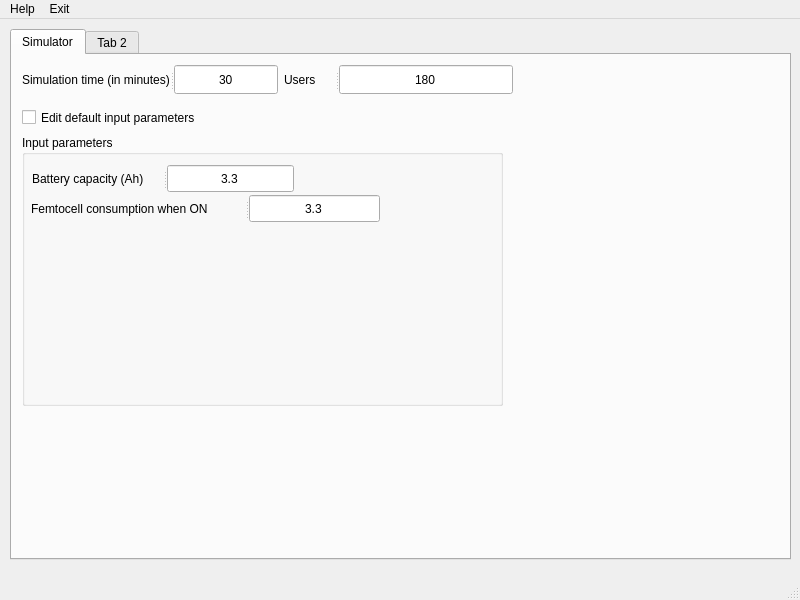
Old version of the form ui/simulator.ui in the repository 6G-XTREME/PoF_Simulator.
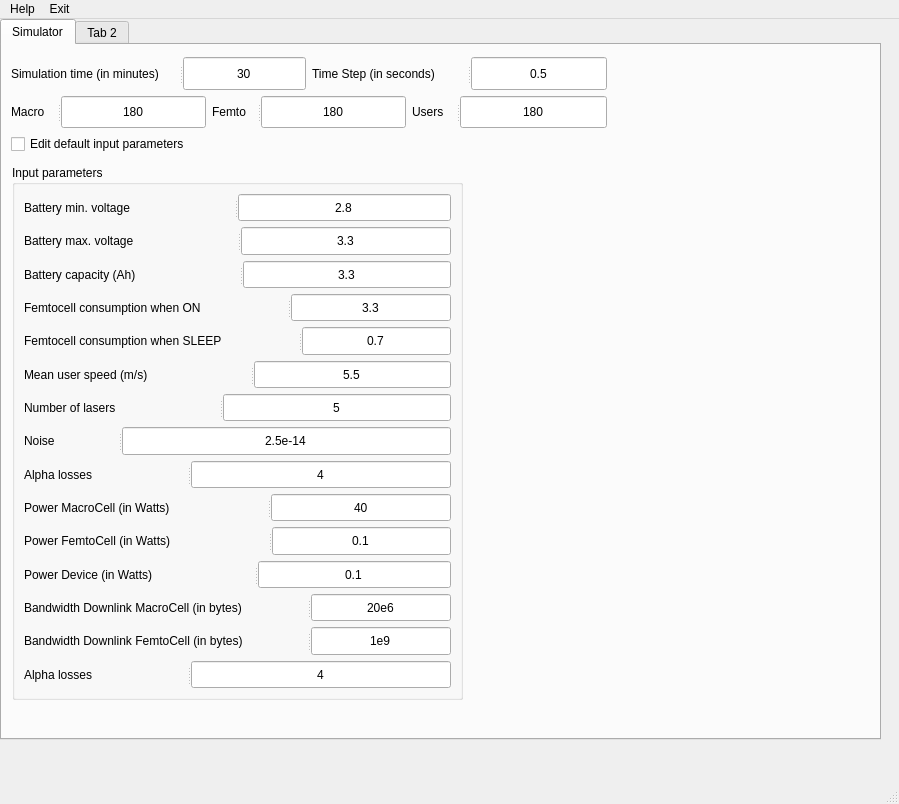
New version of the form.

Commit message: feat: add input parameters

Diff of the .ui file:
```diff
--- a/ui/simulator.ui
+++ b/ui/simulator.ui
@@ -6,8 +6,8 @@
    <rect>
     <x>0</x>
     <y>0</y>
-    <width>800</width>
-    <height>600</height>
+    <width>899</width>
+    <height>804</height>
    </rect>
   </property>
   <property name="windowTitle">
@@ -17,10 +17,10 @@
    <widget class="QTabWidget" name="tabWidget">
     <property name="geometry">
      <rect>
-      <x>10</x>
-      <y>10</y>
-      <width>781</width>
-      <height>531</height>
+      <x>0</x>
+      <y>0</y>
+      <width>881</width>
+      <height>721</height>
      </rect>
     </property>
     <property name="sizePolicy">
@@ -36,40 +36,79 @@
      <attribute name="title">
       <string>Simulator</string>
      </attribute>
-     <widget class="QCheckBox" name="edit_simulator_input_checkBox">
-      <property name="geometry">
-       <rect>
-        <x>10</x>
-        <y>50</y>
-        <width>221</width>
-        <height>25</height>
-       </rect>
-      </property>
-      <property name="text">
-       <string>Edit default input parameters</string>
-      </property>
-     </widget>
      <widget class="QGroupBox" name="input_parameters_groupBox">
       <property name="geometry">
        <rect>
         <x>10</x>
-        <y>80</y>
-        <width>481</width>
-        <height>271</height>
+        <y>120</y>
+        <width>451</width>
+        <height>535</height>
        </rect>
       </property>
       <property name="title">
        <string>Input parameters</string>
       </property>
-      <widget class="QSplitter" name="splitter_3">
-       <property name="geometry">
-        <rect>
-         <x>10</x>
-         <y>30</y>
-         <width>262</width>
-         <height>27</height>
-        </rect>
-       </property>
+      <layout class="QVBoxLayout" name="verticalLayout">
+       <item>
+        <widget class="QSplitter" name="splitter_5">
+         <property name="orientation">
+          <enum>Qt::Horizontal</enum>
+         </property>
+         <widget class="QLabel" name="small_cell_voltage_min_label">
+          <property name="text">
+           <string>Battery min. voltage</string>
+          </property>
+         </widget>
+         <widget class="QLineEdit" name="small_cell_voltage_min_edit">
+          <property name="sizePolicy">
+           <sizepolicy hsizetype="Maximum" vsizetype="Fixed">
+            <horstretch>0</horstretch>
+            <verstretch>0</verstretch>
+           </sizepolicy>
+          </property>
+          <property name="layoutDirection">
+           <enum>Qt::LeftToRight</enum>
+          </property>
+          <property name="text">
+           <string>2.8</string>
+          </property>
+          <property name="alignment">
+           <set>Qt::AlignCenter</set>
+          </property>
+         </widget>
+        </widget>
+       </item>
+       <item>
+        <widget class="QSplitter" name="splitter_6">
+         <property name="orientation">
+          <enum>Qt::Horizontal</enum>
+         </property>
+         <widget class="QLabel" name="small_cell_voltage_max_label">
+          <property name="text">
+           <string>Battery max. voltage</string>
+          </property>
+         </widget>
+         <widget class="QLineEdit" name="small_cell_voltage_max_edit">
+          <property name="sizePolicy">
+           <sizepolicy hsizetype="Maximum" vsizetype="Fixed">
+            <horstretch>0</horstretch>
+            <verstretch>0</verstretch>
+           </sizepolicy>
+          </property>
+          <property name="layoutDirection">
+           <enum>Qt::LeftToRight</enum>
+          </property>
+          <property name="text">
+           <string>3.3</string>
+          </property>
+          <property name="alignment">
+           <set>Qt::AlignCenter</set>
+          </property>
+         </widget>
+        </widget>
+       </item>
+       <item>
+        <widget class="QSplitter" name="splitter_20">
        <property name="orientation">
         <enum>Qt::Horizontal</enum>
        </property>
@@ -96,15 +135,9 @@
         </property>
        </widget>
       </widget>
+       </item>
+       <item>
       <widget class="QSplitter" name="splitter_4">
-       <property name="geometry">
-        <rect>
-         <x>9</x>
-         <y>60</y>
-         <width>349</width>
-         <height>27</height>
-        </rect>
-       </property>
        <property name="orientation">
         <enum>Qt::Horizontal</enum>
        </property>
@@ -131,16 +164,339 @@
         </property>
        </widget>
       </widget>
+       </item>
+       <item>
+        <widget class="QSplitter" name="splitter_7">
+         <property name="orientation">
+          <enum>Qt::Horizontal</enum>
+         </property>
+         <widget class="QLabel" name="small_cell_consumption_sleep_label">
+          <property name="text">
+           <string>Femtocell consumption when SLEEP</string>
+          </property>
+         </widget>
+         <widget class="QLineEdit" name="small_cell_consumption_sleep_edit">
+          <property name="sizePolicy">
+           <sizepolicy hsizetype="Maximum" vsizetype="Fixed">
+            <horstretch>0</horstretch>
+            <verstretch>0</verstretch>
+           </sizepolicy>
+          </property>
+          <property name="layoutDirection">
+           <enum>Qt::LeftToRight</enum>
+          </property>
+          <property name="text">
+           <string>0.7</string>
+          </property>
+          <property name="alignment">
+           <set>Qt::AlignCenter</set>
+          </property>
+         </widget>
+        </widget>
+       </item>
+       <item>
+        <widget class="QSplitter" name="splitter_3">
+         <property name="orientation">
+          <enum>Qt::Horizontal</enum>
+         </property>
+         <widget class="QLabel" name="mean_user_speed_label">
+          <property name="text">
+           <string>Mean user speed (m/s)</string>
+          </property>
+         </widget>
+         <widget class="QLineEdit" name="mean_user_speed_edit">
+          <property name="sizePolicy">
+           <sizepolicy hsizetype="Maximum" vsizetype="Fixed">
+            <horstretch>0</horstretch>
+            <verstretch>0</verstretch>
+           </sizepolicy>
+          </property>
+          <property name="layoutDirection">
+           <enum>Qt::LeftToRight</enum>
+          </property>
+          <property name="text">
+           <string>5.5</string>
+          </property>
+          <property name="alignment">
+           <set>Qt::AlignCenter</set>
+          </property>
+         </widget>
+        </widget>
+       </item>
+       <item>
+        <widget class="QSplitter" name="splitter_11">
+         <property name="orientation">
+          <enum>Qt::Horizontal</enum>
+         </property>
+         <widget class="QLabel" name="numberOfLasers_label">
+          <property name="text">
+           <string>Number of lasers</string>
+          </property>
+         </widget>
+         <widget class="QLineEdit" name="numberOfLasers_edit">
+          <property name="sizePolicy">
+           <sizepolicy hsizetype="Maximum" vsizetype="Fixed">
+            <horstretch>0</horstretch>
+            <verstretch>0</verstretch>
+           </sizepolicy>
+          </property>
+          <property name="layoutDirection">
+           <enum>Qt::LeftToRight</enum>
+          </property>
+          <property name="text">
+           <string>5</string>
+          </property>
+          <property name="alignment">
+           <set>Qt::AlignCenter</set>
+          </property>
+         </widget>
+        </widget>
+       </item>
+       <item>
+        <widget class="QSplitter" name="splitter_12">
+         <property name="orientation">
+          <enum>Qt::Horizontal</enum>
+         </property>
+         <widget class="QLabel" name="noise_label">
+          <property name="text">
+           <string>Noise</string>
+          </property>
+         </widget>
+         <widget class="QLineEdit" name="noise_edit">
+          <property name="sizePolicy">
+           <sizepolicy hsizetype="Maximum" vsizetype="Fixed">
+            <horstretch>0</horstretch>
+            <verstretch>0</verstretch>
+           </sizepolicy>
+          </property>
+          <property name="layoutDirection">
+           <enum>Qt::LeftToRight</enum>
+          </property>
+          <property name="text">
+           <string>2.5e-14</string>
+          </property>
+          <property name="alignment">
+           <set>Qt::AlignCenter</set>
+          </property>
+         </widget>
+        </widget>
+       </item>
+       <item>
+        <widget class="QSplitter" name="splitter_19">
+         <property name="orientation">
+          <enum>Qt::Horizontal</enum>
+         </property>
+         <widget class="QLabel" name="small_cell_consumption_sleep_label_12">
+          <property name="text">
+           <string>Alpha losses</string>
+          </property>
+         </widget>
+         <widget class="QLineEdit" name="small_cell_consumption_sleep_edit_12">
+          <property name="sizePolicy">
+           <sizepolicy hsizetype="Maximum" vsizetype="Fixed">
+            <horstretch>0</horstretch>
+            <verstretch>0</verstretch>
+           </sizepolicy>
+          </property>
+          <property name="layoutDirection">
+           <enum>Qt::LeftToRight</enum>
+          </property>
+          <property name="text">
+           <string>4</string>
+          </property>
+          <property name="alignment">
+           <set>Qt::AlignCenter</set>
+          </property>
+         </widget>
+        </widget>
+       </item>
+       <item>
+        <widget class="QSplitter" name="splitter_13">
+         <property name="orientation">
+          <enum>Qt::Horizontal</enum>
+         </property>
+         <widget class="QLabel" name="small_cell_consumption_sleep_label_6">
+          <property name="text">
+           <string>Power MacroCell (in Watts)</string>
+          </property>
+         </widget>
+         <widget class="QLineEdit" name="small_cell_consumption_sleep_edit_6">
+          <property name="sizePolicy">
+           <sizepolicy hsizetype="Maximum" vsizetype="Fixed">
+            <horstretch>0</horstretch>
+            <verstretch>0</verstretch>
+           </sizepolicy>
+          </property>
+          <property name="layoutDirection">
+           <enum>Qt::LeftToRight</enum>
+          </property>
+          <property name="text">
+           <string>40</string>
+          </property>
+          <property name="alignment">
+           <set>Qt::AlignCenter</set>
+          </property>
+         </widget>
+        </widget>
+       </item>
+       <item>
+        <widget class="QSplitter" name="splitter_14">
+         <property name="orientation">
+          <enum>Qt::Horizontal</enum>
+         </property>
+         <widget class="QLabel" name="small_cell_consumption_sleep_label_7">
+          <property name="text">
+           <string>Power FemtoCell (in Watts)</string>
+          </property>
+         </widget>
+         <widget class="QLineEdit" name="small_cell_consumption_sleep_edit_7">
+          <property name="sizePolicy">
+           <sizepolicy hsizetype="Maximum" vsizetype="Fixed">
+            <horstretch>0</horstretch>
+            <verstretch>0</verstretch>
+           </sizepolicy>
+          </property>
+          <property name="layoutDirection">
+           <enum>Qt::LeftToRight</enum>
+          </property>
+          <property name="text">
+           <string>0.1</string>
+          </property>
+          <property name="alignment">
+           <set>Qt::AlignCenter</set>
+          </property>
+         </widget>
+        </widget>
+       </item>
+       <item>
+        <widget class="QSplitter" name="splitter_15">
+         <property name="orientation">
+          <enum>Qt::Horizontal</enum>
+         </property>
+         <widget class="QLabel" name="small_cell_consumption_sleep_label_8">
+          <property name="text">
+           <string>Power Device (in Watts)</string>
+          </property>
+         </widget>
+         <widget class="QLineEdit" name="small_cell_consumption_sleep_edit_8">
+          <property name="sizePolicy">
+           <sizepolicy hsizetype="Maximum" vsizetype="Fixed">
+            <horstretch>0</horstretch>
+            <verstretch>0</verstretch>
+           </sizepolicy>
+          </property>
+          <property name="layoutDirection">
+           <enum>Qt::LeftToRight</enum>
+          </property>
+          <property name="text">
+           <string>0.1</string>
+          </property>
+          <property name="alignment">
+           <set>Qt::AlignCenter</set>
+          </property>
+         </widget>
+        </widget>
+       </item>
+       <item>
+        <widget class="QSplitter" name="splitter_16">
+         <property name="orientation">
+          <enum>Qt::Horizontal</enum>
+         </property>
+         <widget class="QLabel" name="small_cell_consumption_sleep_label_9">
+          <property name="text">
+           <string>Bandwidth Downlink MacroCell (in bytes)</string>
+          </property>
+         </widget>
+         <widget class="QLineEdit" name="small_cell_consumption_sleep_edit_9">
+          <property name="sizePolicy">
+           <sizepolicy hsizetype="Maximum" vsizetype="Fixed">
+            <horstretch>0</horstretch>
+            <verstretch>0</verstretch>
+           </sizepolicy>
+          </property>
+          <property name="layoutDirection">
+           <enum>Qt::LeftToRight</enum>
+          </property>
+          <property name="text">
+           <string>20e6</string>
+          </property>
+          <property name="alignment">
+           <set>Qt::AlignCenter</set>
+          </property>
+         </widget>
+        </widget>
+       </item>
+       <item>
+        <widget class="QSplitter" name="splitter_17">
+         <property name="orientation">
+          <enum>Qt::Horizontal</enum>
+         </property>
+         <widget class="QLabel" name="small_cell_consumption_sleep_label_10">
+          <property name="text">
+           <string>Bandwidth Downlink FemtoCell (in bytes)</string>
+          </property>
+         </widget>
+         <widget class="QLineEdit" name="small_cell_consumption_sleep_edit_10">
+          <property name="sizePolicy">
+           <sizepolicy hsizetype="Maximum" vsizetype="Fixed">
+            <horstretch>0</horstretch>
+            <verstretch>0</verstretch>
+           </sizepolicy>
+          </property>
+          <property name="layoutDirection">
+           <enum>Qt::LeftToRight</enum>
+          </property>
+          <property name="text">
+           <string>1e9</string>
+          </property>
+          <property name="alignment">
+           <set>Qt::AlignCenter</set>
+          </property>
+         </widget>
+        </widget>
+       </item>
+       <item>
+        <widget class="QSplitter" name="splitter_18">
+         <property name="orientation">
+          <enum>Qt::Horizontal</enum>
+         </property>
+         <widget class="QLabel" name="small_cell_consumption_sleep_label_11">
+          <property name="text">
+           <string>Alpha losses</string>
+          </property>
+         </widget>
+         <widget class="QLineEdit" name="small_cell_consumption_sleep_edit_11">
+          <property name="sizePolicy">
+           <sizepolicy hsizetype="Maximum" vsizetype="Fixed">
+            <horstretch>0</horstretch>
+            <verstretch>0</verstretch>
+           </sizepolicy>
+          </property>
+          <property name="layoutDirection">
+           <enum>Qt::LeftToRight</enum>
+          </property>
+          <property name="text">
+           <string>4</string>
+          </property>
+          <property name="alignment">
+           <set>Qt::AlignCenter</set>
+          </property>
+         </widget>
+        </widget>
+       </item>
+      </layout>
      </widget>
      <widget class="QWidget" name="">
       <property name="geometry">
        <rect>
-        <x>10</x>
-        <y>10</y>
-        <width>491</width>
-        <height>29</height>
+        <x>9</x>
+        <y>12</y>
+        <width>596</width>
+        <height>97</height>
        </rect>
       </property>
+      <layout class="QVBoxLayout" name="verticalLayout_2">
+       <item>
       <layout class="QHBoxLayout" name="horizontalLayout">
        <item>
         <widget class="QSplitter" name="splitter">
@@ -173,6 +529,88 @@
          <property name="orientation">
           <enum>Qt::Horizontal</enum>
          </property>
+           <widget class="QLabel" name="timeStep_label">
+            <property name="text">
+             <string>Time Step (in seconds)</string>
+            </property>
+           </widget>
+           <widget class="QLineEdit" name="timeStep_edit">
+            <property name="sizePolicy">
+             <sizepolicy hsizetype="Maximum" vsizetype="Fixed">
+              <horstretch>0</horstretch>
+              <verstretch>0</verstretch>
+             </sizepolicy>
+            </property>
+            <property name="text">
+             <string>0.5</string>
+            </property>
+            <property name="alignment">
+             <set>Qt::AlignCenter</set>
+            </property>
+           </widget>
+          </widget>
+         </item>
+        </layout>
+       </item>
+       <item>
+        <layout class="QHBoxLayout" name="horizontalLayout_2">
+         <item>
+          <widget class="QSplitter" name="splitter_8">
+           <property name="orientation">
+            <enum>Qt::Horizontal</enum>
+           </property>
+           <widget class="QLabel" name="NMacroCells_label">
+            <property name="text">
+             <string>Macro</string>
+            </property>
+           </widget>
+           <widget class="QLineEdit" name="NMacroCells_edit">
+            <property name="sizePolicy">
+             <sizepolicy hsizetype="Maximum" vsizetype="Fixed">
+              <horstretch>0</horstretch>
+              <verstretch>0</verstretch>
+             </sizepolicy>
+            </property>
+            <property name="text">
+             <string>180</string>
+            </property>
+            <property name="alignment">
+             <set>Qt::AlignCenter</set>
+            </property>
+           </widget>
+          </widget>
+         </item>
+         <item>
+          <widget class="QSplitter" name="splitter_9">
+           <property name="orientation">
+            <enum>Qt::Horizontal</enum>
+           </property>
+           <widget class="QLabel" name="NFemtoCells_label">
+            <property name="text">
+             <string>Femto</string>
+            </property>
+           </widget>
+           <widget class="QLineEdit" name="NFemtoCells_edit">
+            <property name="sizePolicy">
+             <sizepolicy hsizetype="Maximum" vsizetype="Fixed">
+              <horstretch>0</horstretch>
+              <verstretch>0</verstretch>
+             </sizepolicy>
+            </property>
+            <property name="text">
+             <string>180</string>
+            </property>
+            <property name="alignment">
+             <set>Qt::AlignCenter</set>
+            </property>
+           </widget>
+          </widget>
+         </item>
+         <item>
+          <widget class="QSplitter" name="splitter_10">
+           <property name="orientation">
+            <enum>Qt::Horizontal</enum>
+           </property>
          <widget class="QLabel" name="users_label">
           <property name="text">
            <string>Users</string>
@@ -195,6 +633,15 @@
         </widget>
        </item>
       </layout>
+       </item>
+       <item>
+        <widget class="QCheckBox" name="edit_simulator_input_checkBox">
+         <property name="text">
+          <string>Edit default input parameters</string>
+         </property>
+        </widget>
+       </item>
+      </layout>
      </widget>
     </widget>
     <widget class="QWidget" name="tab_2">
@@ -209,7 +656,7 @@
     <rect>
      <x>0</x>
      <y>0</y>
-     <width>800</width>
+     <width>899</width>
      <height>24</height>
     </rect>
    </property>
```
Left out of the diff: 19 changed lines with no effect on the pictures. Lines whose indentation alone changed are shown as unchanged. The commit also changes 1 other file.
